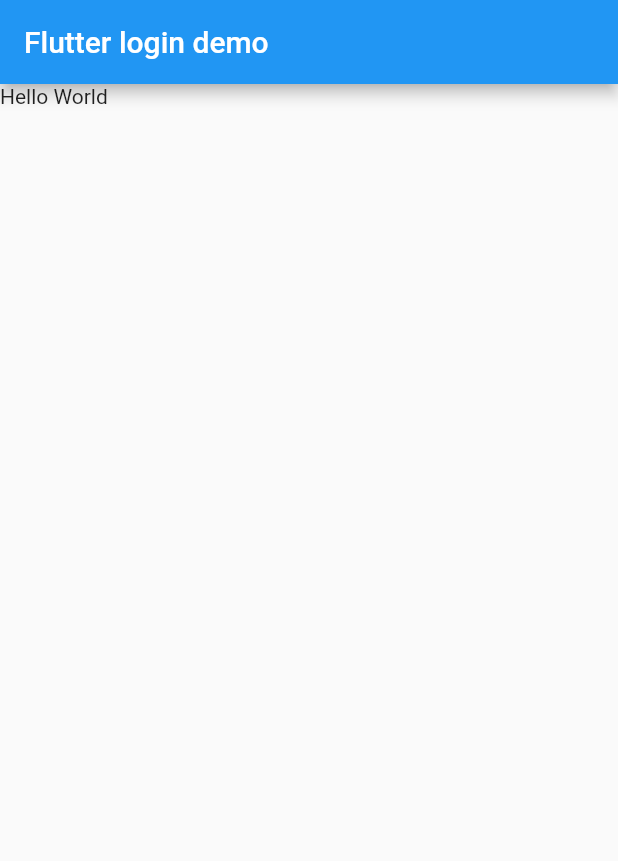
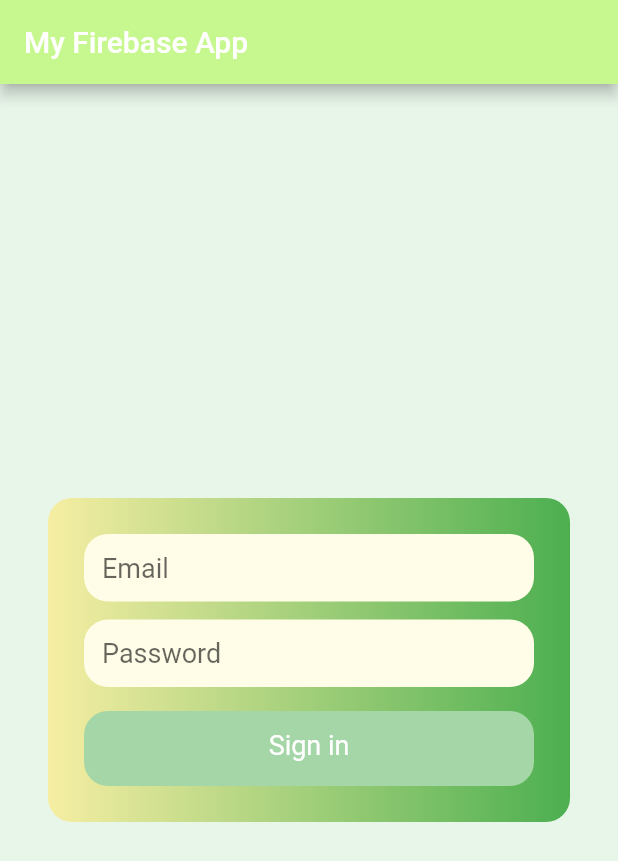
Before and after one commit to ChaiyapanJack/project_flutter_mobile_app_kmutt, a Flutter app: the screen it shows after launch, on a phone screen of 412 x 824 dp. Shown: the top 861 px of the screen. Run offline on Flutter 3.47's test engine with Material 2 defaults, Android fonts, the phone set to English and light mode, and no system bars; our stand-ins replace firebase_core; missing offline and left inert: flutterfire_ui; accounts and stored records are empty.

Commit message:
Ui login success

```diff
--- a/lib/login_signup_page.dart
+++ b/lib/login_signup_page.dart
@@ -1,15 +1,75 @@
 import 'package:flutter/material.dart';
 
-class LoginSignupPage extends StatelessWidget {
+class MyLoginPage extends StatefulWidget {
+  MyLoginPage({key}) : super(key: key);
+
+  @override
+  _MyLoginPageState createState() => _MyLoginPageState();
+}
+
+class _MyLoginPageState extends State<MyLoginPage> {
   @override
   Widget build(BuildContext context) {
-    return new Scaffold(
-      appBar: new AppBar(
-        title: new Text("Flutter login demo"),
-      ),
-      body: new Container(
-        child: new Text("Hello World"),
-      ),
-    );
+    return Scaffold(
+        appBar: AppBar(
+          title: Text("My Firebase App", style: TextStyle(color: Colors.white)),
+          backgroundColor: Color.fromARGB(255, 199, 247, 143),
+        ),
+        body: Container(
+            color: Colors.green[50],
+            child: Center(
+              child: Container(
+                  decoration: BoxDecoration(
+                      borderRadius: BorderRadius.circular(16),
+                      gradient: LinearGradient(colors: [
+                        Color.fromARGB(255, 246, 238, 163),
+                        Colors.green
+                      ])),
+                  margin: EdgeInsets.all(32),
+                  padding: EdgeInsets.all(24),
+                  child: Column(
+                    mainAxisSize: MainAxisSize.min,
+                    mainAxisAlignment: MainAxisAlignment.center,
+                    children: <Widget>[
+                      buildTextFieldEmail(),
+                      buildTextFieldPassword(),
+                      buildButtonSignIn(),
+                    ],
+                  )),
+            )));
+  }
+
+  Container buildButtonSignIn() {
+    return Container(
+        constraints: BoxConstraints.expand(height: 50),
+        child: Text("Sign in",
+            textAlign: TextAlign.center,
+            style: TextStyle(fontSize: 18, color: Colors.white)),
+        decoration: BoxDecoration(
+            borderRadius: BorderRadius.circular(16), color: Colors.green[200]),
+        margin: EdgeInsets.only(top: 16),
+        padding: EdgeInsets.all(12));
+  }
+
+  Container buildTextFieldEmail() {
+    return Container(
+        padding: EdgeInsets.all(12),
+        decoration: BoxDecoration(
+            color: Colors.yellow[50], borderRadius: BorderRadius.circular(16)),
+        child: TextField(
+            decoration: InputDecoration.collapsed(hintText: "Email"),
+            style: TextStyle(fontSize: 18)));
+  }
+
+  Container buildTextFieldPassword() {
+    return Container(
+        padding: EdgeInsets.all(12),
+        margin: EdgeInsets.only(top: 12),
+        decoration: BoxDecoration(
+            color: Colors.yellow[50], borderRadius: BorderRadius.circular(16)),
+        child: TextField(
+            obscureText: true,
+            decoration: InputDecoration.collapsed(hintText: "Password"),
+            style: TextStyle(fontSize: 18)));
   }
 }
--- a/lib/main.dart
+++ b/lib/main.dart
@@ -9,12 +9,15 @@
 class MyApp extends StatelessWidget {
   @override
   Widget build(BuildContext context) {
+    // ignore: unnecessary_new
     return new MaterialApp(
         title: 'Flutter Login Demo',
         theme: new ThemeData(
           primarySwatch: Colors.blue,
         ),
-        home: new LoginSignupPage());
+        home: MyLoginPage(
+          key: null,
+        ));
   }
 }
 
```
Also changed, not shown: 1 other file.
